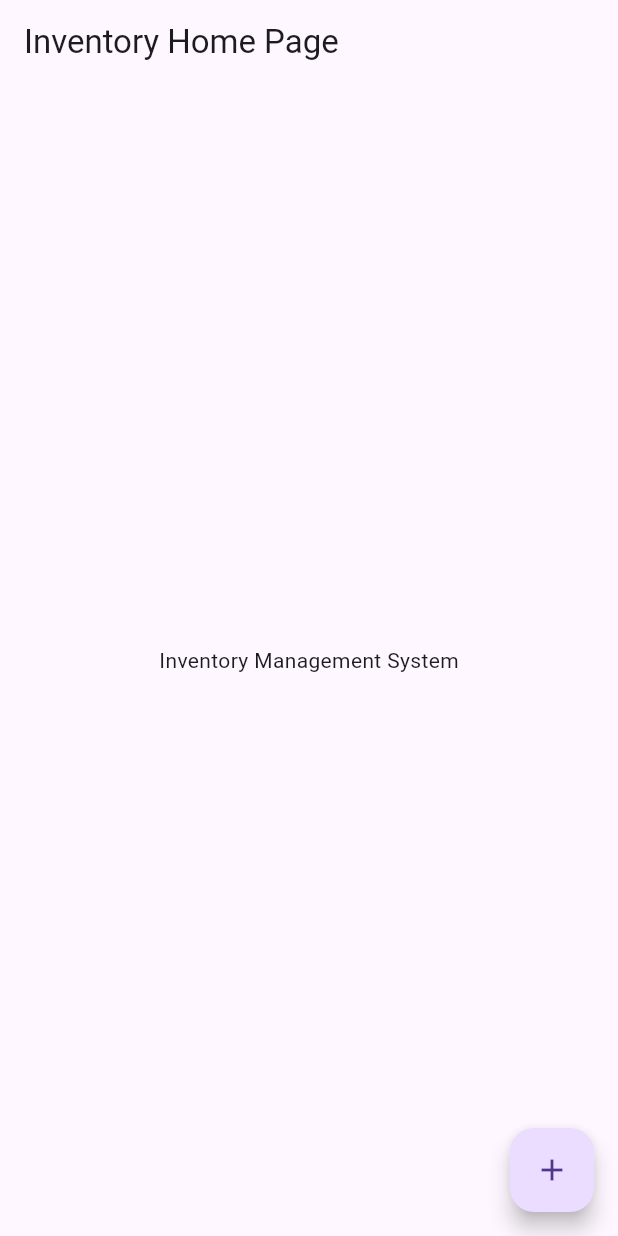
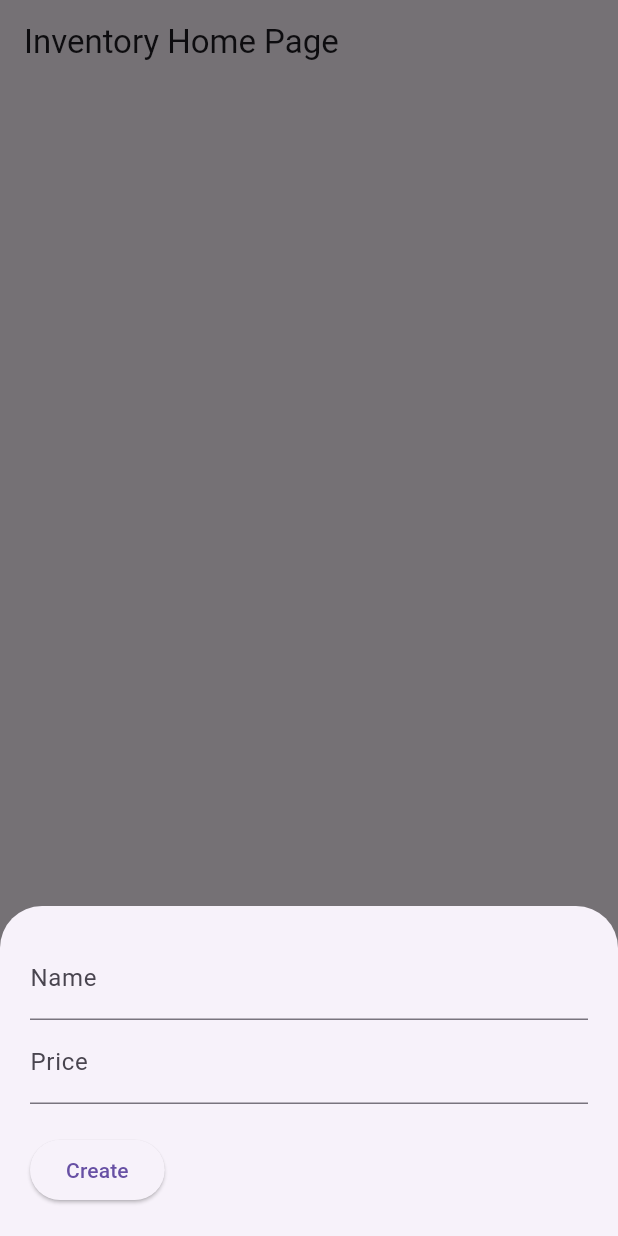
Before and after one commit to PhiGsu/act12, a Flutter app: the screen it shows after launch, after a tap on the "add" icon, on a phone screen of 412 x 824 dp. Run offline on Flutter 3.47's test engine with Material 3 defaults, Android fonts, the phone set to English and light mode, and no system bars; our stand-ins replace cloud_firestore, firebase_core; accounts and stored records are empty.

Commit message:
Finish implementation

```diff
--- a/lib/main.dart
+++ b/lib/main.dart
@@ -1,11 +1,19 @@
+import 'package:act12/firebase_options.dart';
+import 'package:firebase_core/firebase_core.dart';
 import 'package:flutter/material.dart';
 import 'package:cloud_firestore/cloud_firestore.dart';
 
-void main() {
+Future<void> main() async {
+  WidgetsFlutterBinding.ensureInitialized();
+  await Firebase.initializeApp(
+    options: DefaultFirebaseOptions.currentPlatform,
+  );
   runApp(InventoryApp());
 }
 
 class InventoryApp extends StatelessWidget {
+  const InventoryApp({super.key});
+
   @override
   Widget build(BuildContext context) {
     return MaterialApp(
@@ -24,11 +32,101 @@ class InventoryHomePage extends StatefulWidget {
   final String title;
 
   @override
-  _InventoryHomePageState createState() => _InventoryHomePageState();
+  State<InventoryHomePage> createState() => _InventoryHomePageState();
 }
 
 class _InventoryHomePageState extends State<InventoryHomePage> {
-// TODO: Implement Firestore integration
+  final TextEditingController _nameController = TextEditingController();
+  final TextEditingController _priceController = TextEditingController();
+  final CollectionReference _products =
+      FirebaseFirestore.instance.collection('products');
+  late Stream<QuerySnapshot<Object?>> products;
+
+  @override
+  void initState() {
+    super.initState();
+    products = _products.snapshots();
+  }
+
+  Future<void> _createOrUpdate([DocumentSnapshot? documentSnapshot]) async {
+    String action = 'create';
+    if (documentSnapshot != null) {
+      action = 'update';
+      _nameController.text = documentSnapshot['name'];
+      _priceController.text = documentSnapshot['price'].toString();
+    }
+
+    await showModalBottomSheet(
+      isScrollControlled: true,
+      context: context,
+      builder: (BuildContext ctx) {
+        return Padding(
+          padding: EdgeInsets.only(
+            top: 20,
+            left: 20,
+            right: 20,
+            bottom: MediaQuery.of(ctx).viewInsets.bottom + 20,
+          ),
+          child: Column(
+            mainAxisSize: MainAxisSize.min,
+            crossAxisAlignment: CrossAxisAlignment.start,
+            children: [
+              TextField(
+                controller: _nameController,
+                decoration: const InputDecoration(labelText: 'Name'),
+              ),
+              TextField(
+                keyboardType: TextInputType.numberWithOptions(decimal: true),
+                controller: _priceController,
+                decoration: const InputDecoration(
+                  labelText: 'Price',
+                ),
+              ),
+              const SizedBox(
+                height: 20,
+              ),
+              ElevatedButton(
+                child: Text(action == 'create' ? 'Create' : 'Update'),
+                onPressed: () async {
+                  String name = _nameController.text;
+                  double? price = double.tryParse(_priceController.text);
+                  if (name.isNotEmpty && price != null) {
+                    if (action == 'create') {
+                      await _products.add({"name": name, "price": price});
+                    }
+
+                    if (action == 'update') {
+                      await _products.doc(documentSnapshot!.id).update({
+                        "name": name,
+                        "price": price,
+                      });
+                    }
+
+                    _nameController.text = '';
+                    _priceController.text = '';
+
+                    if (mounted) {
+                      Navigator.of(context).pop();
+                    }
+                  }
+                },
+              )
+            ],
+          ),
+        );
+      },
+    );
+  }
+
+  Future<void> _deleteProduct(String productId) async {
+    ScaffoldMessenger.of(context).showSnackBar(
+      const SnackBar(
+        content: Text('You have successfully deleted a product'),
+      ),
+    );
+
+    await _products.doc(productId).delete();
+  }
 
   @override
   Widget build(BuildContext context) {
@@ -40,33 +138,55 @@ class _InventoryHomePageState extends State<InventoryHomePage> {
         child: Column(
           mainAxisAlignment: MainAxisAlignment.center,
           children: <Widget>[
-            Text(
-              'Inventory Management System',
+            StreamBuilder(
+              stream: products,
+              builder: (context, AsyncSnapshot<QuerySnapshot> streamSnapshot) {
+                if (streamSnapshot.hasData) {
+                  return Expanded(
+                    child: ListView.builder(
+                      itemCount: streamSnapshot.data!.docs.length,
+                      itemBuilder: (context, index) {
+                        final DocumentSnapshot documentSnapshot =
+                            streamSnapshot.data!.docs[index];
+                        return Card(
+                          margin: const EdgeInsets.all(10),
+                          child: ListTile(
+                            title: Text(documentSnapshot['name']),
+                            subtitle: Text(documentSnapshot['price'].toString()),
+                            trailing: SizedBox(
+                              width: 100,
+                              child: Row(
+                                children: [
+                                  IconButton(
+                                    icon: const Icon(Icons.edit),
+                                    onPressed: () =>
+                                        _createOrUpdate(documentSnapshot),
+                                  ),
+                                  IconButton(
+                                    icon: const Icon(Icons.delete, color: Colors.red),
+                                    onPressed: () =>
+                                        _deleteProduct(documentSnapshot.id),
+                                  ),
+                                ],
+                              ),
+                            ),
+                          ),
+                        );
+                      },
+                    ),
+                  );
+                }
+                return const Text('No products found');
+              },
             ),
-
-// TODO: Implement inventory list view
           ],
         ),
       ),
       floatingActionButton: FloatingActionButton(
-        onPressed: () {
-// TODO: Implement add inventory item
-        },
+        onPressed: () => _createOrUpdate(),
         tooltip: 'Add Item',
         child: Icon(Icons.add),
       ),
     );
   }
 }
-
-// id string
-// name string
-// amount double
-
-class Product {
-  final String id;
-  final String name;
-  final num price;
-
-  Product({required this.id, required this.name, required this.price});
-}
--- a/pubspec.yaml
+++ b/pubspec.yaml
@@ -34,6 +34,8 @@ dependencies:
   # The following adds the Cupertino Icons font to your application.
   # Use with the CupertinoIcons class for iOS style icons.
   cupertino_icons: ^1.0.8
+  firebase_core: ^3.13.0
+  cloud_firestore: ^5.6.6
 
 dev_dependencies:
   flutter_test:
```
Also changed, not shown: firebase.json (added), lib/firebase_options.dart (added), pubspec.lock, 7 other files.
